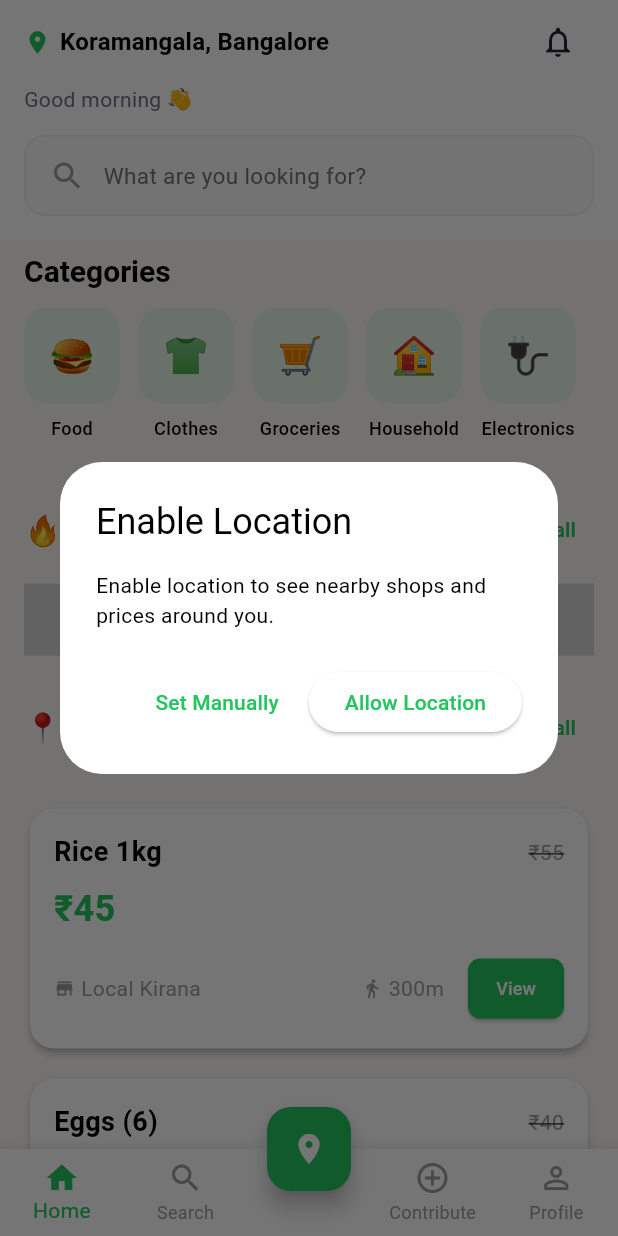
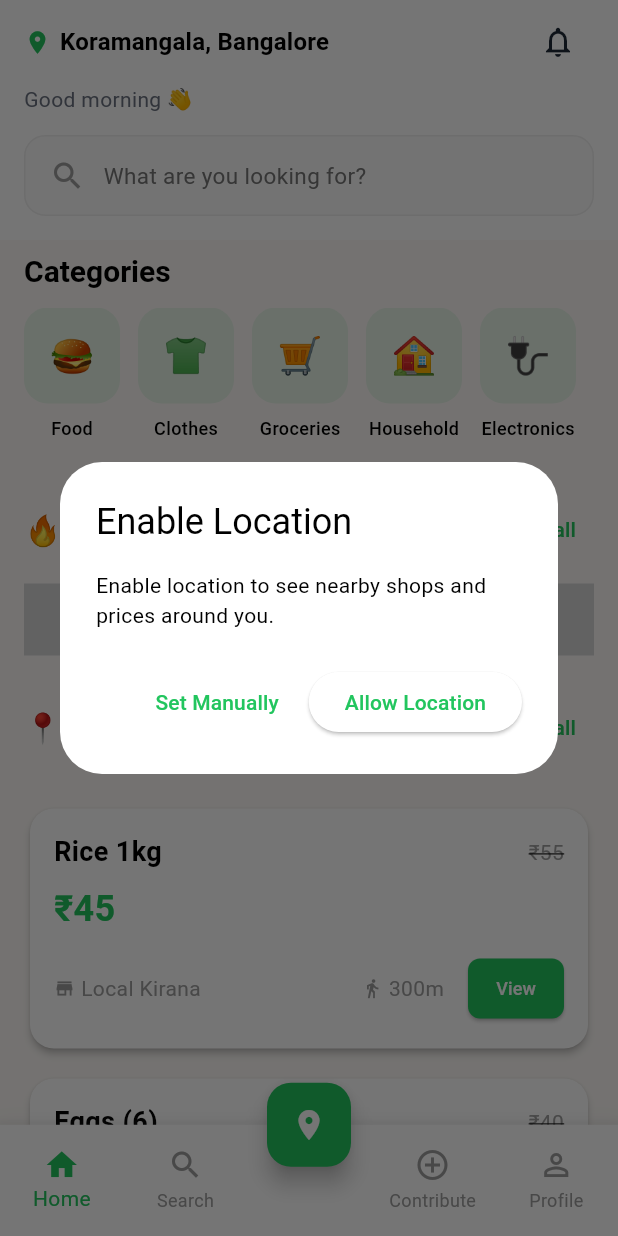
Before and after one commit to Rojankarki5656/PocketFind, a Flutter app: the MainNavigation screen opened directly, on a phone screen of 412 x 824 dp. Run offline on Flutter 3.47's test engine with Material 3 defaults, Android fonts, the phone set to English and light mode, and no system bars; our stand-ins replace geolocator; accounts and stored records are empty.

Commit message:
MediaQuery issues fix

```diff
--- a/lib/screens/main_navigation.dart
+++ b/lib/screens/main_navigation.dart
@@ -83,6 +83,7 @@ class _MainNavigationState extends State<MainNavigation> {
 
   @override
   Widget build(BuildContext context) {
+    final size = MediaQuery.of(context).size;
     return Scaffold(
       body: _screens[_selectedIndex],
 
@@ -94,6 +95,7 @@ class _MainNavigationState extends State<MainNavigation> {
         child: const Icon(Icons.location_on, color: Colors.white),
       ),
       bottomNavigationBar: Container(
+        height: size.height * 0.09,
         decoration: BoxDecoration(
           boxShadow: [
             BoxShadow(
```
